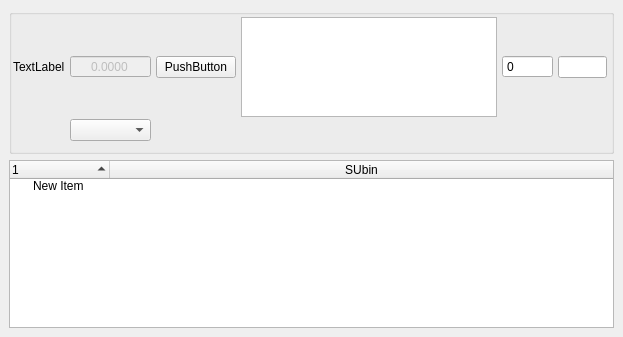
Before: the Qt Designer form startup/temp/untitled.ui in subing85/package, drawn with Qt 5.
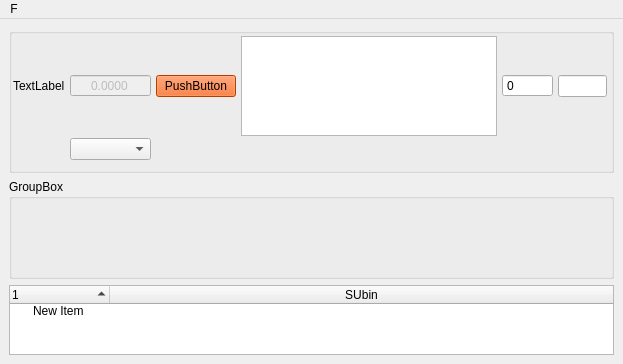
After: the same form once the commit is applied.

```diff
--- a/startup/temp/untitled.ui
+++ b/startup/temp/untitled.ui
@@ -7,7 +7,7 @@
     <x>0</x>
     <y>0</y>
     <width>623</width>
-    <height>337</height>
+    <height>358</height>
    </rect>
   </property>
   <property name="windowTitle">
@@ -106,6 +106,9 @@
        </item>
        <item row="0" column="2">
         <widget class="QPushButton" name="pushButton">
+         <property name="styleSheet">
+          <string notr="true">background-color: rgb(255, 85, 0);</string>
+         </property>
          <property name="text">
           <string>PushButton</string>
          </property>
@@ -117,6 +120,25 @@
       </layout>
      </widget>
     </item>
+    <item>
+     <widget class="QGroupBox" name="groupBox_2">
+      <property name="minimumSize">
+       <size>
+        <width>0</width>
+        <height>100</height>
+       </size>
+      </property>
+      <property name="maximumSize">
+       <size>
+        <width>16777215</width>
+        <height>100</height>
+       </size>
+      </property>
+      <property name="title">
+       <string>GroupBox</string>
+      </property>
+     </widget>
+    </item>
     <item>
      <widget class="QTreeWidget" name="treeWidget">
       <property name="alternatingRowColors">
@@ -150,6 +172,34 @@
     </item>
    </layout>
   </widget>
+  <widget class="QMenuBar" name="menuBar">
+   <property name="geometry">
+    <rect>
+     <x>0</x>
+     <y>0</y>
+     <width>623</width>
+     <height>21</height>
+    </rect>
+   </property>
+   <widget class="QMenu" name="menuF">
+    <property name="title">
+     <string>F</string>
+    </property>
+    <addaction name="actionA"/>
+   </widget>
+   <addaction name="menuF"/>
+  </widget>
+  <action name="actionA">
+   <property name="checkable">
+    <bool>true</bool>
+   </property>
+   <property name="checked">
+    <bool>true</bool>
+   </property>
+   <property name="text">
+    <string>A</string>
+   </property>
+  </action>
  </widget>
  <resources/>
  <connections/>
```
